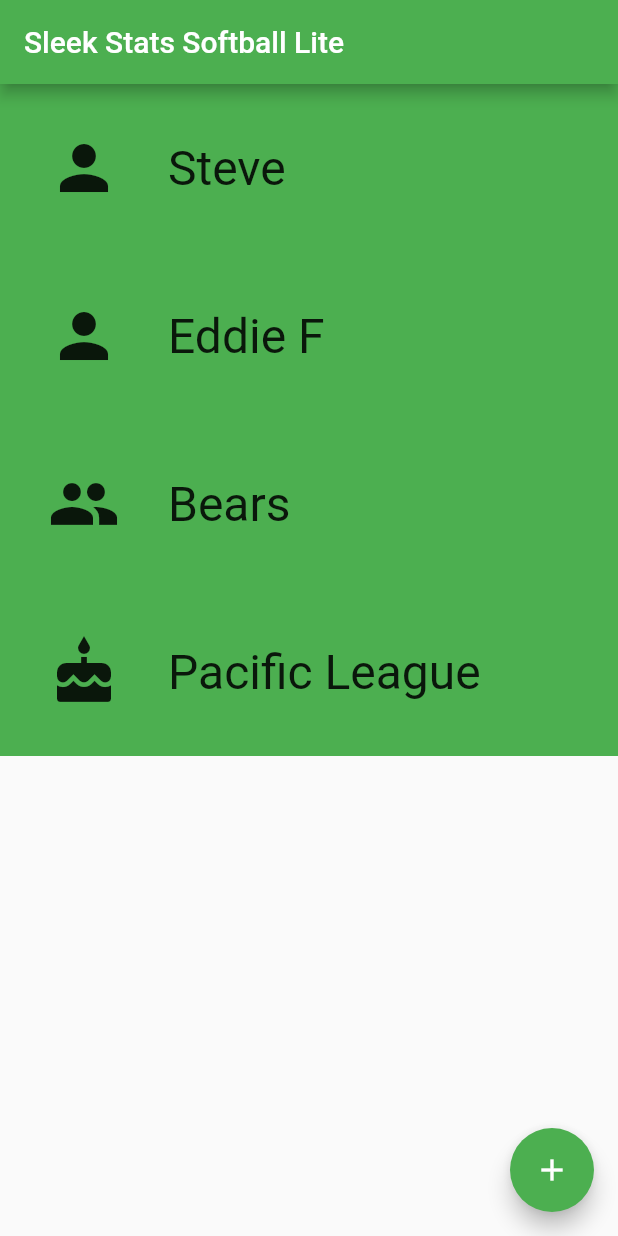
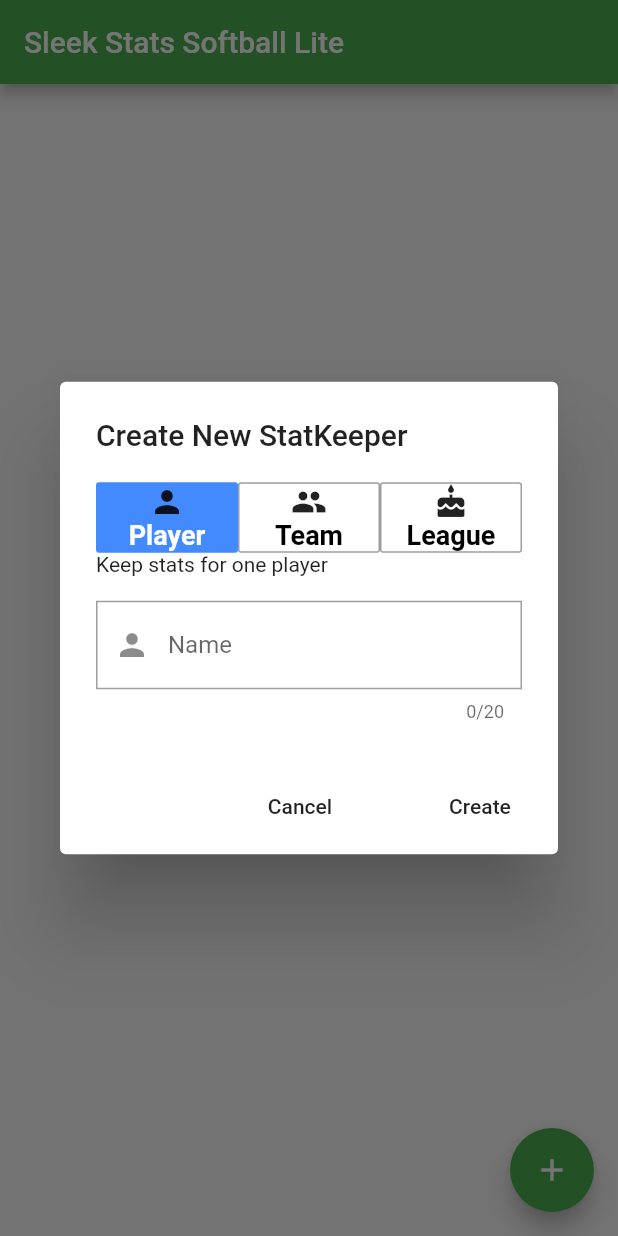
Before and after one commit to EddieF87/Softball-Statkeeper-Flutter, a Flutter app: the screen it shows after launch, after a tap on the "add" icon, on a phone screen of 412 x 824 dp. Run offline on Flutter 3.47's test engine with Material 2 defaults, Android fonts, the phone set to English and light mode, and no system bars; our stand-ins replace sqflite; accounts and stored records are empty.

Commit message:
Implement createSKdialog + creating player SKs and fix db issue
Build CreateStatKeeperDialog that has options for entering a SK type of
player, team, or league SK (with description for each), along with the
SK's name.
Implement creation of player SK's entering info into sqlite db (team +
league SK to be implemented soon).
Query all players on home screen and add to front page as SK's (will
change to querying and displaying all SK's in future).
Fix issues in RepositoryServicePlayers regarding errors with reading the
ids by turning them into parameters.

```diff
--- a/lib/database/repository_service_players.dart
+++ b/lib/database/repository_service_players.dart
@@ -16,9 +16,11 @@ class RepositoryServicePlayers {
   }
 
   static Future<Player> getPlayer(String firestoreID) async {
-    final sql = '''SELECT * FROM ${DBContract.playersTable}
-    WHERE ${DBContract.firestoreID} == $firestoreID''';
-    final data = await db.rawQuery(sql);
+    final sql = '''
+    SELECT * FROM ${DBContract.playersTable} WHERE ${DBContract.firestoreID}=?
+    ''';
+    List<String> params = [firestoreID];
+    final data = await db.rawQuery(sql, params);
     final playerStats = Player.fromJson(data[0]);
     return playerStats;
   }
@@ -50,11 +52,27 @@ class RepositoryServicePlayers {
     VALUES
     (?, ?, ?, ?, ?, ?, ?, ?, ?, ?, ?, ?, ?, ?, ?, ?, ?, ?, ?, ?)
     ''';
-    List<dynamic> params = [player.id, player.firestoreID, player.teamFirestoreID,
-    player.name, player.team, player.gender, player.games, player.runs, player.rbi,
-    player.singles, player.doubles, player.triples, player.hrs, player.walks,
-    player.outs, player.sacFlies, player.reachedOnErrors, player.strikeOuts,
-    player.stolenBases, player.hbp
+    List<dynamic> params = [
+      player.id,
+      player.firestoreID,
+      player.teamFirestoreID,
+      player.name,
+      player.team,
+      player.gender,
+      player.games,
+      player.runs,
+      player.rbi,
+      player.singles,
+      player.doubles,
+      player.triples,
+      player.hrs,
+      player.walks,
+      player.outs,
+      player.sacFlies,
+      player.reachedOnErrors,
+      player.strikeOuts,
+      player.stolenBases,
+      player.hbp
     ];
 
     final result = await db.rawInsert(sql, params);
@@ -62,9 +80,10 @@ class RepositoryServicePlayers {
   }
 
   static Future<void> deletePlayer(Player player) async {
-    final sql = '''DELETE ${DBContract.playersTable}
-    WHERE ${DBContract.id} == ${player.id}''';
-    final result = await db.rawDelete(sql);
+    final sql =
+        '''DELETE ${DBContract.playersTable} WHERE ${DBContract.id}=?''';
+    List<String> params = [player.id.toString()];
+    final result = await db.rawDelete(sql, params);
     DBCreator.databaseLog("Delete Player", sql, null, result);
   }
 
@@ -84,9 +103,11 @@ class RepositoryServicePlayers {
     ${DBContract.strikeOuts} = ${player.strikeOuts},
     ${DBContract.stolenBases} = ${player.stolenBases},
     ${DBContract.hbp} = ${player.hbp}
-    WHERE ${DBContract.id} == ${player.id}''';
+    WHERE ${DBContract.id} =?
+    ''';
 
-    final result = await db.rawUpdate(sql);
+    List<String> params = [player.id.toString()];
+    final result = await db.rawUpdate(sql, params);
     DBCreator.databaseLog("Update Player", sql, null, result);
   }
 
--- a/lib/model/statkeeper.dart
+++ b/lib/model/statkeeper.dart
@@ -6,21 +6,25 @@ class StatKeeper {
   final SKType type;
   final int level;
 
-
+  ///Levels of user access/authority w/r to StatKeepers
+  static const LEVEL_REMOVE_USER = 0;
+  static const LEVEL_VIEW_ONLY = 1;
+  static const LEVEL_VIEW_WRITE = 2;
+  static const LEVEL_ADMIN = 3;
+  static const LEVEL_CREATOR = 4;
 
   const StatKeeper({
     @required this.id,
     @required this.name,
     @required this.type,
-    @required this.level,
+    this.level = LEVEL_VIEW_ONLY,
   })  : assert(id != null),
         assert(name != null),
         assert(type != null),
         assert(level != null);
-
 }
 
-
+///Types of StatKeepers
 enum SKType {
   PLAYER,
   TEAM,
--- a/lib/route/home_route.dart
+++ b/lib/route/home_route.dart
@@ -2,6 +2,7 @@ import 'package:flutter/material.dart';
 import 'package:sleekstats_flutter_statkeeper/database/repository_service_players.dart';
 import 'package:sleekstats_flutter_statkeeper/model/player.dart';
 import 'package:sleekstats_flutter_statkeeper/model/statkeeper.dart';
+import 'package:sleekstats_flutter_statkeeper/widget/statkeeper_creator_dialog.dart';
 import 'package:sleekstats_flutter_statkeeper/widget/statkeeper_label.dart';
 
 class HomeRoute extends StatefulWidget {
@@ -13,34 +14,12 @@ class HomeRoute extends StatefulWidget {
 }
 
 class _HomeRouteState extends State<HomeRoute> {
-  List<StatKeeperLabel> myList = new List<StatKeeperLabel>();
-
-  void addList() {
-    var player1SK = new StatKeeper(id: "1234", name: "Steve", type: SKType.PLAYER, level: 1);
-    var player2SK = new StatKeeper(id: "888", name: "Eddie F", type: SKType.PLAYER, level: 1);
-    var teamSK = new StatKeeper(id: "11", name: "Bears", type: SKType.TEAM, level: 1);
-    var leagueSK = new StatKeeper(id: "11", name: "Pacific League", type: SKType.LEAGUE, level: 2);
-    List<StatKeeper> skList = new List<StatKeeper>();
-    skList.add(player1SK);
-    skList.add(player2SK);
-    skList.add(teamSK);
-    skList.add(leagueSK);
-    for (int i = 0; i < skList.length; i++) {
-      myList.add(StatKeeperLabel(statKeeper: skList[i],));
-    }
-  }
-
-  Widget _buildStatKeeperWidgets() {
-    return ListView.builder(
-      itemBuilder: (BuildContext context, int index) => myList[index],
-      itemCount: myList.length,
-    );
-  }
+  List<StatKeeper> sKList = [];
 
   @override
   void initState() {
     super.initState();
-    addList();
+    _getAllPlayers();
   }
 
   @override
@@ -53,14 +32,64 @@ class _HomeRouteState extends State<HomeRoute> {
         child: _buildStatKeeperWidgets(),
       ),
       floatingActionButton: FloatingActionButton(
-        onPressed: _addDummyPlayers,
+        onPressed: _showCreateSKDialog,
         child: Icon(Icons.add),
       ), // This trailing comma makes auto-formatting nicer for build methods.
     );
   }
 
-  _addDummyPlayers() {
-    RepositoryServicePlayers.insertPlayer(Player(name: "Steve", firestoreID: "1234"));
-    RepositoryServicePlayers.insertPlayer(Player(name: "Eddie F", firestoreID: "888", runs: 33, singles: 8, outs: 2, walks: 1));
+  Widget _buildStatKeeperWidgets() {
+    return ListView.builder(
+      itemBuilder: (BuildContext context, int index) => StatKeeperLabel(
+            statKeeper: sKList[index],
+          ),
+      itemCount: sKList.length,
+    );
+  }
+
+  ///Query players from repository and change into SK's to add to SK list
+  ///(in future will query all SK's directly)
+  _getAllPlayers() async {
+    List<Player> players = await RepositoryServicePlayers.getAllPlayers();
+    for (Player player in players) {
+      sKList.add(StatKeeper(
+          id: player.firestoreID, name: player.name, type: SKType.PLAYER));
+    }
+    setState(() {
+      sKList = sKList;
+    });
+  }
+
+  ///Insert newly created player into repository based off newly created SK
+  ///(in future will insert all SK's into db as well)
+  _insertNewPlayer(StatKeeper sK) async {
+    await RepositoryServicePlayers.insertPlayer(
+      Player(
+        name: sK.name,
+        firestoreID: sK.id,
+      ),
+    );
+    setState(() {
+      sKList.add(sK);
+    });
+  }
+
+  ///Callback received from CreateStatKeeperDialog with info of new StatKeeper
+  ///(in future will insert all SK's into db as well)
+  _onNewSKCreated(StatKeeper sK) {
+    if (sK.type == SKType.PLAYER) {
+      _insertNewPlayer(sK);
+    }
+  }
+
+  Future<void> _showCreateSKDialog() async {
+    return showDialog<void>(
+      context: context,
+      builder: (BuildContext context) {
+        return StatKeeperCreatorDialog(
+          onSKCreated: (StatKeeper sK) => _onNewSKCreated(sK),
+        );
+      },
+    );
   }
 }
--- a/lib/route/player_route.dart
+++ b/lib/route/player_route.dart
@@ -9,6 +9,7 @@ class PlayerRoute extends StatKeeperRoute {
   PlayerRoute({Key key, this.title, this.firestoreID}) : super(key: key);
   final String title;
   final String firestoreID;
+
   @override
   _PlayerRouteState createState() => _PlayerRouteState();
 }
@@ -24,7 +25,8 @@ class _PlayerRouteState extends State<PlayerRoute> {
   }
 
   void setPlayer() async {
-    Player playerFromFuture = await RepositoryServicePlayers.getPlayer(widget.firestoreID);
+    Player playerFromFuture =
+        await RepositoryServicePlayers.getPlayer(widget.firestoreID);
     setState(() {
       _player = playerFromFuture;
     });
@@ -90,18 +92,19 @@ class _PlayerRouteState extends State<PlayerRoute> {
 
   @override
   Widget build(BuildContext context) {
-    debugPrint("BUILD PlayerRoute");
-    return Column(children: <Widget>[
-      _buildPlayerStatsPage(_player),
-      PlayerStatControls(
-        stat: nameOfStatToUpdate,
-        onSubmit: (statToUpdate) => _updateStat(statToUpdate),
-      ),
-    ]);
+    return Column(
+      children: <Widget>[
+        _buildPlayerStatsPage(_player),
+        PlayerStatControls(
+          stat: nameOfStatToUpdate,
+          onSubmit: (statToUpdate) => _updateStat(statToUpdate),
+        ),
+      ],
+    );
   }
 
   Widget _buildPlayerStatsPage(Player player) {
-    if(player == null) {
+    if (player == null) {
       return Text("WAITING");
     } else {
       return PlayerStatsPage(
--- a/lib/widget/player_stat_label.dart
+++ b/lib/widget/player_stat_label.dart
@@ -12,7 +12,6 @@ class PlayerStatLabel extends StatelessWidget {
 
   @override
   Widget build(BuildContext context) {
-    debugPrint("BUILD PlayerStatLabel  stat");
     return Container(
       decoration: _decorateBox(),
       child: InkWell(
@@ -22,7 +21,7 @@ class PlayerStatLabel extends StatelessWidget {
           mainAxisAlignment: MainAxisAlignment.center,
           children: <Widget>[
             Text(_displayAmount()),
-            Text(stat ?? "---"),
+            Text(stat ?? "- - -"),
           ],
         ),
       ),
@@ -41,14 +40,15 @@ class PlayerStatLabel extends StatelessWidget {
     }
   }
 
+  ///If stat amount is a double, format as #.000, if null, format as "---"
   _displayAmount() {
     if (amount is double) {
-      return formatter.format(amount);
+      return formatter.format(amount) ?? "- - -";
     }
-    return amount.toString() ?? "---";
-
+    return amount != null ? amount.toString() : "- - -";
   }
 
+  ///Change stat to edit based on what user taps
   VoidCallback setOnTap() {
     if (Player.CHANGEABLE_LABELS.contains(stat)) {
       return onTap;
--- /dev/null
+++ b/lib/widget/statkeeper_creator_dialog.dart
@@ -0,0 +1,178 @@
+import 'package:flutter/material.dart';
+import 'package:sleekstats_flutter_statkeeper/model/statkeeper.dart';
+import 'package:uuid/uuid.dart';
+
+class StatKeeperCreatorDialog extends StatefulWidget {
+  final ValueSetter<StatKeeper> onSKCreated;
+
+  const StatKeeperCreatorDialog({Key key, this.onSKCreated}) : super(key: key);
+
+  @override
+  _StatKeeperCreatorDialogState createState() =>
+      _StatKeeperCreatorDialogState();
+}
+
+class _StatKeeperCreatorDialogState extends State<StatKeeperCreatorDialog> {
+  List<RadioModel> statKeeperChoices = [
+    RadioModel(true, "Player", SKType.PLAYER, Icons.person),
+    RadioModel(false, "Team", SKType.TEAM, Icons.people),
+    RadioModel(false, "League", SKType.LEAGUE, Icons.cake),
+  ];
+
+  final myController = TextEditingController();
+  bool _namePrompt = false;
+  int _radioIndex = 0;
+
+  @override
+  void dispose() {
+    // Clean up the controller when the Widget is disposed
+    myController.dispose();
+    super.dispose();
+  }
+
+  @override
+  Widget build(BuildContext context) {
+    return AlertDialog(
+      title: Text('Create New StatKeeper'),
+      content: Container(
+        width: double.maxFinite,
+        child: Column(
+          crossAxisAlignment: CrossAxisAlignment.start,
+          mainAxisSize: MainAxisSize.min,
+          children: <Widget>[
+            Row(
+              mainAxisAlignment: MainAxisAlignment.spaceEvenly,
+              children: <Widget>[
+                _createRadioItem(0),
+                _createRadioItem(1),
+                _createRadioItem(2),
+              ],
+            ),
+            Text(
+              _getDescription(_radioIndex),
+              style: TextStyle(fontSize: 14.0),
+            ),
+            Padding(padding: EdgeInsets.all(8.0)),
+            TextField(
+              textCapitalization: TextCapitalization.words,
+              controller: myController,
+              maxLength: 20,
+              decoration: InputDecoration(
+                prefixIcon: Icon(statKeeperChoices[_radioIndex].iconData),
+                labelText: 'Name',
+                errorText: _namePrompt ? "Name can't be blank!" : null,
+                border: OutlineInputBorder(
+                  borderRadius: BorderRadius.circular(0.0),
+                ),
+              ),
+            ),
+          ],
+        ),
+      ),
+      actions: <Widget>[
+        FlatButton(
+//          color: Colors.red,
+          child: Text('Cancel'),
+          onPressed: () => Navigator.of(context).pop(),
+        ),
+        Padding(padding: EdgeInsets.all(8.0)),
+        FlatButton(
+          child: Text('Create'),
+          onPressed: () {
+            if (_nameEntered()) {
+              _createNewStatKeeper(myController.text, _radioIndex);
+              Navigator.of(context).pop();
+            }
+          },
+        ),
+      ],
+    );
+  }
+
+  String _getDescription(int index) {
+    switch (index) {
+      case 0:
+        return "Keep stats for one player";
+      case 1:
+        return "Keep stats & scores for one team";
+      case 2:
+        return "Keep stats, scores, & standings for a league";
+      default:
+        return "";
+    }
+  }
+
+  Widget _createRadioItem(int index) {
+    return Expanded(
+      child: InkWell(
+        highlightColor: Colors.red,
+        splashColor: Colors.blueAccent,
+        onTap: () => _updateRadio(index),
+        child: new RadioItem(statKeeperChoices[index]),
+      ),
+    );
+  }
+
+  _updateRadio(int index) {
+    setState(() {
+      _radioIndex = index;
+      statKeeperChoices.forEach((element) => element.isSelected = false);
+      statKeeperChoices[index].isSelected = true;
+    });
+  }
+
+  bool _nameEntered() {
+    if (myController.text.isEmpty) {
+      setState(() {
+        _namePrompt = true;
+      });
+      return false;
+    }
+    return true;
+  }
+
+  _createNewStatKeeper(String name, int index) {
+    var uuid = new Uuid();
+    widget.onSKCreated(new StatKeeper(id: uuid.v1(), name: name, type: SKType.values[index], level: StatKeeper.LEVEL_CREATOR));
+  }
+}
+
+class RadioItem extends StatelessWidget {
+  final RadioModel _item;
+
+  RadioItem(this._item);
+
+  @override
+  Widget build(BuildContext context) {
+    return Container(
+      child: Column(
+        children: <Widget>[
+          Icon(_item.iconData),
+          Text(
+            _item.buttonText,
+            style: TextStyle(
+                color: _item.isSelected ? Colors.white : Colors.black,
+                fontWeight: FontWeight.bold,
+                fontSize: 18.0),
+          ),
+        ],
+      ),
+      decoration: new BoxDecoration(
+        color: _item.isSelected ? Colors.blueAccent : Colors.transparent,
+        border: new Border.all(
+            width: 1.0,
+            color: _item.isSelected ? Colors.blueAccent : Colors.grey),
+        borderRadius: const BorderRadius.all(const Radius.circular(2.0)),
+      ),
+    );
+  }
+}
+
+class RadioModel {
+  bool isSelected;
+  final String buttonText;
+  final SKType type;
+  final IconData iconData;
+
+  RadioModel(this.isSelected, this.buttonText, this.type, this.iconData);
+}
--- a/pubspec.yaml
+++ b/pubspec.yaml
@@ -21,6 +21,7 @@ dependencies:
     sdk: flutter
   intl: ^0.15.6
   sqflite: ^1.1.0
+  uuid: 2.0.0
 
   # The following adds the Cupertino Icons font to your application.
   # Use with the CupertinoIcons class for iOS style icons.
```
Also changed, not shown: lib/widget/statkeeper_label.dart (+15 -9 lines), pubspec.lock, 1 other file.
